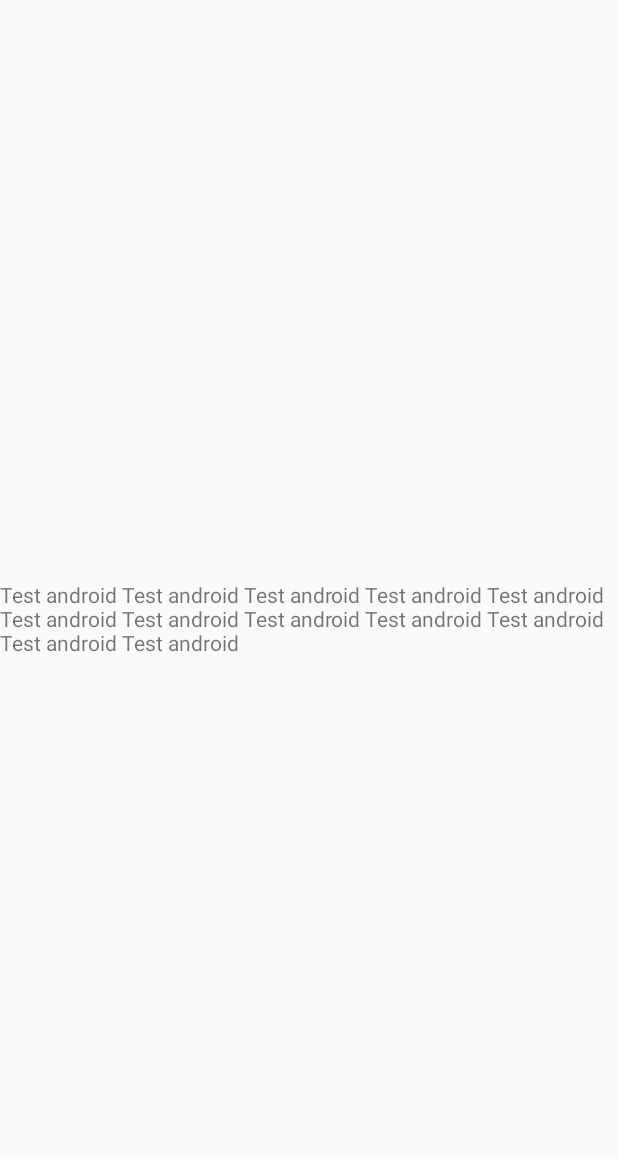
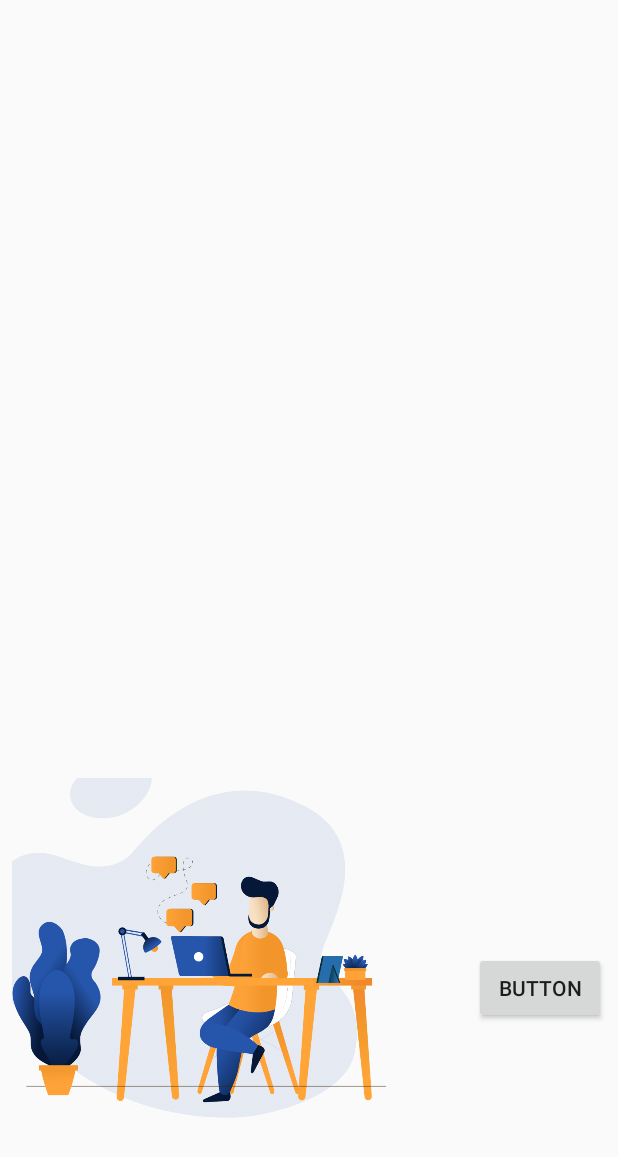
Before and after one commit to soorajshankar/DigitalTwin-Android, an Android app: the layout activity_login.xml on its own in the app's theme, with its tools: preview values and no code run, on a phone screen of 412 x 824 dp. Shown: the top 1157 px of the screen. Run offline under Robolectric (Android 15) with nearby library versions, the phone set to English and light mode, and no system bars.

Commit message:
SVG on login screen

```diff
--- a/app/src/main/res/layout/activity_login.xml
+++ b/app/src/main/res/layout/activity_login.xml
@@ -4,15 +4,30 @@
     xmlns:tools="http://schemas.android.com/tools"
     android:layout_width="match_parent"
     android:layout_height="match_parent"
-    tools:context=".Activities.LoginActivity">
+    tools:context=".Activities.MainActivity">
 
-    <TextView
+    <Button
+        android:id="@+id/button"
         android:layout_width="wrap_content"
         android:layout_height="wrap_content"
-        android:text="Test android Test android Test android Test android Test android Test android Test android Test android Test android Test android Test android Test android "
+        android:layout_marginBottom="32dp"
+        android:layout_marginEnd="8dp"
+        android:layout_marginStart="129dp"
+        android:layout_marginTop="32dp"
+        android:text="Button"
         app:layout_constraintBottom_toBottomOf="parent"
-        app:layout_constraintLeft_toLeftOf="parent"
-        app:layout_constraintRight_toRightOf="parent"
-        app:layout_constraintTop_toTopOf="parent" />
+        app:layout_constraintEnd_toEndOf="parent"
+        app:layout_constraintHorizontal_bias="1.0"
+        app:layout_constraintStart_toStartOf="parent"
+        app:layout_constraintTop_toTopOf="parent"
+        app:layout_constraintVertical_bias="0.846" />
 
+    <ImageView
+        android:id="@+id/imageView"
+        android:layout_width="279dp"
+        android:layout_height="331dp"
+        android:layout_marginStart="8dp"
+        app:layout_constraintBottom_toBottomOf="parent"
+        app:layout_constraintStart_toStartOf="parent"
+        app:srcCompat="@drawable/art_login" />
 </android.support.constraint.ConstraintLayout>
--- a/app/src/main/res/values/styles.xml
+++ b/app/src/main/res/values/styles.xml
@@ -1,7 +1,7 @@
 <resources>
 
     <!-- Base application theme. -->
-    <style name="AppTheme" parent="Theme.AppCompat.Light.DarkActionBar">
+    <style name="AppTheme" parent="Base.Theme.AppCompat.Light.DarkActionBar">
         <!-- Customize your theme here. -->
         <item name="colorPrimary">@color/colorPrimary</item>
         <item name="colorPrimaryDark">@color/colorPrimaryDark</item>
```
Also changed, not shown: app/src/main/res/layout/activity_main.xml (+13 -0 lines), app/src/main/res/drawable/art_login.png (added).
